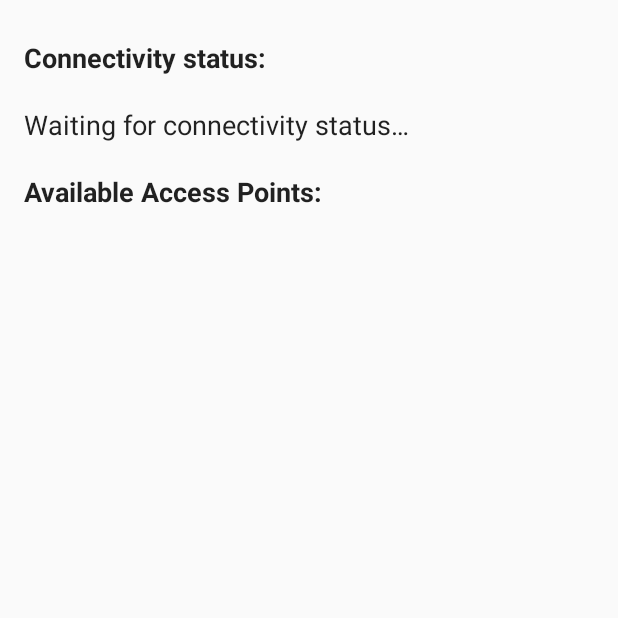
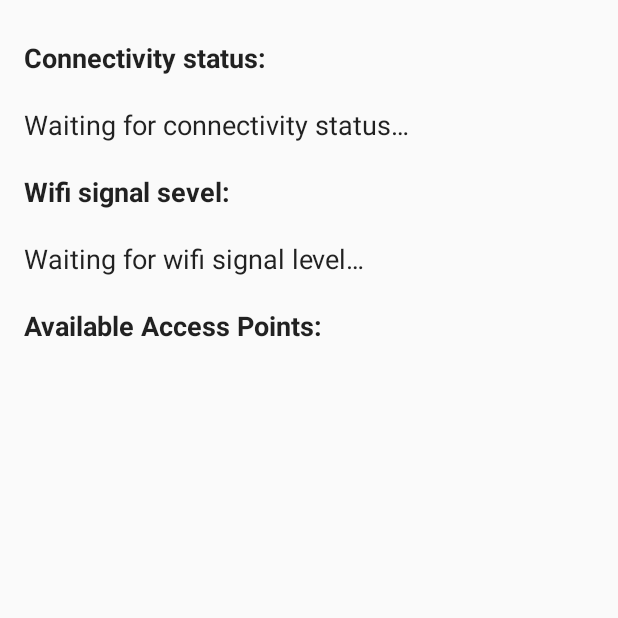
Before and after one commit to pwittchen/ReactiveNetwork, an Android app: the screen it shows after launch (MainActivity), on a phone screen of 412 x 824 dp, the top half of it. Run offline under Robolectric (Android 15) with nearby library versions, the phone set to English and light mode, and no system bars; libraries missing offline, so code that uses them is left out: rx.android.schedulers, rx.functions, rx.schedulers, rx.subscriptions; 3 statements that could not run were skipped.

Commit message:
add observes with wifi signal level

```diff
--- a/app/src/main/java/com/github/pwittchen/reactivenetwork/app/MainActivity.java
+++ b/app/src/main/java/com/github/pwittchen/reactivenetwork/app/MainActivity.java
@@ -22,11 +22,14 @@ import android.util.Log;
 import android.widget.ArrayAdapter;
 import android.widget.ListView;
 import android.widget.TextView;
+
 import com.github.pwittchen.reactivenetwork.R;
 import com.github.pwittchen.reactivenetwork.library.ConnectivityStatus;
 import com.github.pwittchen.reactivenetwork.library.ReactiveNetwork;
+
 import java.util.ArrayList;
 import java.util.List;
+
 import rx.Subscription;
 import rx.android.schedulers.AndroidSchedulers;
 import rx.functions.Action1;
@@ -36,19 +39,24 @@ public class MainActivity extends Activity {
 
     private static final String TAG = "ReactiveNetwork";
     private TextView tvConnectivityStatus;
+    private TextView wifiSignalLevel;
     private ListView lvAccessPoints;
     private ReactiveNetwork reactiveNetwork;
     private Subscription wifiSubscription;
     private Subscription connectivitySubscription;
+    private Subscription wifiSignalLevelSubscription;
 
-  @Override protected void onCreate(Bundle savedInstanceState) {
+    @Override
+    protected void onCreate(Bundle savedInstanceState) {
         super.onCreate(savedInstanceState);
         setContentView(R.layout.activity_main);
         tvConnectivityStatus = (TextView) findViewById(R.id.connectivity_status);
         lvAccessPoints = (ListView) findViewById(R.id.access_points);
+        wifiSignalLevel = (TextView) findViewById(R.id.wifi_signal_level);
     }
 
-  @Override protected void onResume() {
+    @Override
+    protected void onResume() {
         super.onResume();
         reactiveNetwork = new ReactiveNetwork();
 
@@ -56,20 +64,36 @@ public class MainActivity extends Activity {
                 .subscribeOn(Schedulers.io())
                 .observeOn(AndroidSchedulers.mainThread())
                 .subscribe(new Action1<ConnectivityStatus>() {
-          @Override public void call(ConnectivityStatus connectivityStatus) {
+                    @Override
+                    public void call(ConnectivityStatus connectivityStatus) {
                         Log.d(TAG, connectivityStatus.toString());
                         tvConnectivityStatus.setText(connectivityStatus.toString());
                     }
                 });
 
+
+        wifiSignalLevelSubscription = reactiveNetwork.observeWifiSignalLevel(getApplicationContext(), 4)
+                .subscribeOn(Schedulers.io())
+                .observeOn(AndroidSchedulers.mainThread())
+                .subscribe(new Action1<Integer>() {
+                    @Override
+                    public void call(Integer level) {
+                        Log.d(TAG, "wifi signal level:" + level);
+                        wifiSignalLevel.setText("wifi signal level:" + level);
+                    }
+                });
+
+
         wifiSubscription = reactiveNetwork.observeWifiAccessPoints(getApplicationContext())
                 .subscribeOn(Schedulers.io())
                 .observeOn(AndroidSchedulers.mainThread())
                 .subscribe(new Action1<List<ScanResult>>() {
-          @Override public void call(List<ScanResult> scanResults) {
+                    @Override
+                    public void call(List<ScanResult> scanResults) {
                         displayAccessPoints(scanResults);
                     }
                 });
+
     }
 
     private void displayAccessPoints(List<ScanResult> scanResults) {
@@ -83,9 +107,11 @@ public class MainActivity extends Activity {
         lvAccessPoints.setAdapter(new ArrayAdapter<>(this, itemLayoutId, ssids));
     }
 
-  @Override protected void onPause() {
+    @Override
+    protected void onPause() {
         super.onPause();
         connectivitySubscription.unsubscribe();
         wifiSubscription.unsubscribe();
+        wifiSignalLevelSubscription.unsubscribe();
     }
 }
--- a/app/src/main/res/layout/activity_main.xml
+++ b/app/src/main/res/layout/activity_main.xml
@@ -31,12 +31,34 @@
       android:textAppearance="@android:style/TextAppearance.Medium"
       />
 
+  <TextView
+      android:id="@+id/wifi_signal_level_lable"
+      android:layout_width="match_parent"
+      android:layout_height="wrap_content"
+      android:paddingBottom="@dimen/text_view_padding"
+      android:paddingTop="@dimen/text_view_padding"
+      android:text="@string/wifi_signal_level"
+      android:layout_below="@+id/connectivity_status"
+      android:textAppearance="@android:style/TextAppearance.Medium"
+      android:textStyle="bold"
+      />
+
+  <TextView
+      android:id="@+id/wifi_signal_level"
+      android:layout_width="match_parent"
+      android:layout_height="wrap_content"
+      android:layout_below="@+id/wifi_signal_level_lable"
+      android:paddingBottom="@dimen/text_view_padding"
+      android:paddingTop="@dimen/text_view_padding"
+      android:text="@string/waiting_for_wifi_signal_level"
+      android:textAppearance="@android:style/TextAppearance.Medium"
+      />
 
   <TextView
       android:id="@+id/access_points_label"
       android:layout_width="match_parent"
       android:layout_height="wrap_content"
-      android:layout_below="@id/connectivity_status"
+      android:layout_below="@id/wifi_signal_level"
       android:paddingBottom="@dimen/text_view_padding"
       android:paddingTop="@dimen/text_view_padding"
       android:text="@string/available_access_points"
--- a/app/src/main/res/values/strings.xml
+++ b/app/src/main/res/values/strings.xml
@@ -1,7 +1,9 @@
 <resources>
   <string name="app_name">ReactiveNetwork</string>
   <string name="waiting_for_connectivity_status">Waiting for connectivity status&#8230;</string>
+  <string name="waiting_for_wifi_signal_level">Waiting for wifi signal level&#8230;</string>
   <string name="connectivity_status">Connectivity status:</string>
+  <string name="wifi_signal_level">Wifi signal sevel:</string>
   <string name="available_access_points">Available Access Points:</string>
   <string name="waiting_for_signal_strength_change">Waiting for signal strength change&#8230;</string>
 </resources>
--- a/library/src/main/java/com/github/pwittchen/reactivenetwork/library/ReactiveNetwork.java
+++ b/library/src/main/java/com/github/pwittchen/reactivenetwork/library/ReactiveNetwork.java
@@ -162,6 +162,45 @@ public final class ReactiveNetwork {
     });
   }
 
+  /**
+   * Observes WiFi signal level.
+   * Returns WiFi signal level
+   *
+   * @param context Context of the activity or an application
+   * @param  numLevels
+   * @return RxJava Observable with WiFi signal level
+   */
+  public Observable<Integer> observeWifiSignalLevel(final Context context, final int numLevels) {
+    final WifiManager wifiManager = (WifiManager) context.getSystemService(Context.WIFI_SERVICE);
+
+    final IntentFilter filter = new IntentFilter();
+    filter.addAction(WifiManager.RSSI_CHANGED_ACTION);
+
+    return Observable.create(new Observable.OnSubscribe<Integer>() {
+
+      @Override
+      public void call(final Subscriber<? super Integer> subscriber) {
+        final BroadcastReceiver receiver = new BroadcastReceiver() {
+          @Override
+          public void onReceive(Context context, Intent intent) {
+            int level = WifiManager.calculateSignalLevel(wifiManager.getConnectionInfo().getRssi(), numLevels);
+            subscriber.onNext(level);
+          }
+        };
+
+        context.registerReceiver(receiver, filter);
+
+        subscriber.add(unsubscribeInUiThread(new Action0() {
+          @Override
+          public void call() {
+            context.unregisterReceiver(receiver);
+          }
+        }));
+      }
+    }).defaultIfEmpty(0);
+  }
+
+
   private Subscription unsubscribeInUiThread(final Action0 unsubscribe) {
     return Subscriptions.create(new Action0() {
 
```
Lines whose indentation alone changed are shown as unchanged.
